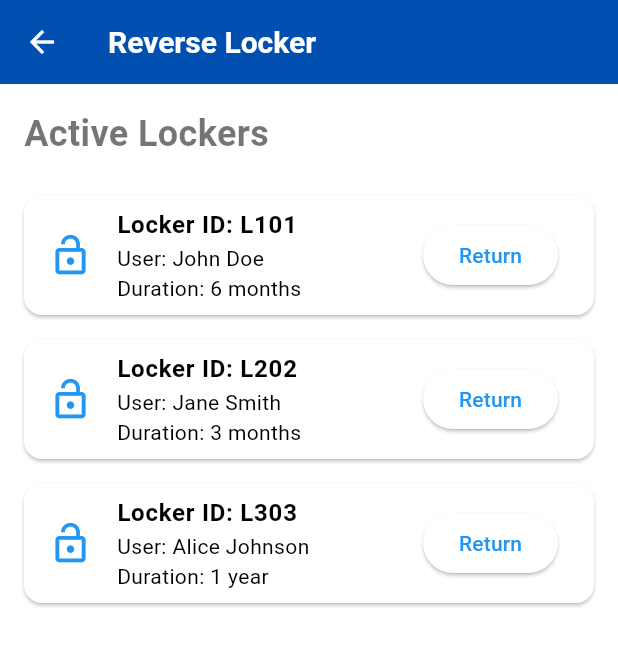
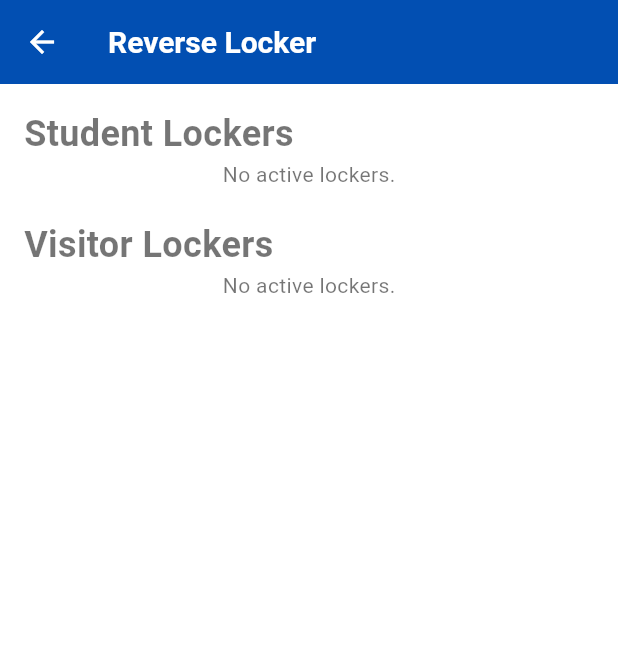
Before and after one commit to ShRudra88/locker_management, a Flutter app: the ReverseLockerPage screen opened by its route, on a phone screen of 412 x 824 dp. Shown: the top 646 px of the screen. Run offline on Flutter 3.47's test engine with Material 3 defaults, Android fonts, the phone set to English and light mode, and no system bars; our stand-ins replace cloud_firestore, firebase_auth, firebase_core, get; accounts and stored records are empty.

Commit message:
update for user(student and visitor)

```diff
--- a/lib/views/student/my_revervation_page.dart
+++ b/lib/views/student/my_revervation_page.dart
@@ -12,7 +12,7 @@ class MyReservationsPage extends StatelessWidget {
   @override
   Widget build(BuildContext context) {
     return Scaffold(
-      appBar: AppBar(title: Text('My Reservations')),
+      appBar: AppBar(title: const Text('My Reservations')),
       body: Padding(
         padding: const EdgeInsets.all(12.0),
         child: ListView.builder(
@@ -28,8 +28,8 @@ class MyReservationsPage extends StatelessWidget {
                   onPressed: () {
                     Get.snackbar('Cancelled', 'Locker ${locker['id']} reservation cancelled!');
                   },
-                  child: Text('Cancel'),
                   style: ElevatedButton.styleFrom(backgroundColor: Colors.red),
+                  child: const Text('Cancel'),
                 ),
               ),
             );
--- a/lib/views/student/reserve_locker.dart
+++ b/lib/views/student/reserve_locker.dart
@@ -1,38 +1,104 @@
+import 'package:cloud_firestore/cloud_firestore.dart';
 import 'package:flutter/material.dart';
 import 'package:get/get.dart';
 
-class ReserveLockerPage extends StatelessWidget {
-  final List<Map<String, dynamic>> lockers = [
-    {'id': 'L1', 'size': 'Medium', 'location': 'Hall A', 'available': true},
-    {'id': 'L2', 'size': 'Large', 'location': 'Hall B', 'available': false},
-    {'id': 'L3', 'size': 'Small', 'location': 'Hall C', 'available': true},
-  ];
+class ReverseLockerPage extends StatelessWidget {
+  final FirebaseFirestore _firestore = FirebaseFirestore.instance;
+
+  Future<void> returnLocker(String lockerId) async {
+    try {
+      await _firestore.collection('lockers').doc(lockerId).update({
+        'status': 'available',
+        'reservedBy': null,
+        'reservedUntil': null,
+        'userName': null,
+      });
+
+      Get.snackbar('Success', 'Locker $lockerId returned successfully!');
+    } catch (e) {
+      Get.snackbar('Error', 'Failed to return locker: $e');
+    }
+  }
+
+  Widget buildLockerList(String lockerType) {
+    return StreamBuilder(
+      stream: _firestore.collection('lockers').where('type', isEqualTo: lockerType).where('status', isEqualTo: 'reserved').snapshots(),
+      builder: (context, AsyncSnapshot<QuerySnapshot> snapshot) {
+        if (!snapshot.hasData) {
+          return const Center(child: CircularProgressIndicator());
+        }
+
+        var lockers = snapshot.data!.docs;
+
+        if (lockers.isEmpty) {
+          return const Center(child: Text('No active lockers.'));
+        }
+
+        return ListView.builder(
+          shrinkWrap: true,
+          physics: const NeverScrollableScrollPhysics(),
+          itemCount: lockers.length,
+          itemBuilder: (context, index) {
+            var locker = lockers[index];
+            String lockerId = locker.id;
+            String userName = locker['userName'] ?? 'Unknown';
+            String duration = locker['reservedUntil'] ?? 'Unknown';
+
+            return Card(
+              margin: const EdgeInsets.symmetric(vertical: 8.0),
+              child: ListTile(
+                leading: const Icon(Icons.lock_open, color: Colors.blue, size: 30),
+                title: Text('Locker ID: $lockerId', style: const TextStyle(fontWeight: FontWeight.bold)),
+                subtitle: Text('User: $userName\nExpires on: $duration'),
+                trailing: ElevatedButton(
+                  onPressed: () {
+                    showDialog(
+                      context: context,
+                      builder: (context) {
+                        return AlertDialog(
+                          title: const Text('Confirm Return'),
+                          content: Text('Are you sure you want to return Locker $lockerId?'),
+                          actions: [
+                            TextButton(
+                              onPressed: () => Navigator.pop(context),
+                              child: const Text('Cancel'),
+                            ),
+                            ElevatedButton(
+                              onPressed: () {
+                                Navigator.pop(context);
+                                returnLocker(lockerId);
+                              },
+                              child: const Text('Confirm'),
+                            ),
+                          ],
+                        );
+                      },
+                    );
+                  },
+                  child: const Text('Return'),
+                ),
+              ),
+            );
+          },
+        );
+      },
+    );
+  }
 
   @override
   Widget build(BuildContext context) {
     return Scaffold(
-      appBar: AppBar(title: Text('Reserve a Locker')),
+      appBar: AppBar(title: const Text('Reverse Locker')),
       body: Padding(
-        padding: const EdgeInsets.all(12.0),
-        child: ListView.builder(
-          itemCount: lockers.length,
-          itemBuilder: (context, index) {
-            var locker = lockers[index];
-            return Card(
-              child: ListTile(
-                title: Text('Locker ${locker['id']}'),
-                subtitle: Text('Size: ${locker['size']} - Location: ${locker['location']}'),
-                trailing: locker['available']
-                    ? ElevatedButton(
-                  onPressed: () {
-                    Get.snackbar('Success', 'Locker ${locker['id']} reserved!');
-                  },
-                  child: Text('Reserve'),
-                )
-                    : Icon(Icons.lock, color: Colors.red),
-              ),
-            );
-          },
+        padding: const EdgeInsets.all(16.0),
+        child: ListView(
+          children: [
+            const Text('Student Lockers', style: TextStyle(fontSize: 24, fontWeight: FontWeight.bold)),
+            buildLockerList('student'),
+            const SizedBox(height: 20),
+            const Text('Visitor Lockers', style: TextStyle(fontSize: 24, fontWeight: FontWeight.bold)),
+            buildLockerList('visitor'),
+          ],
         ),
       ),
     );
--- a/lib/views/student/student_dashboard.dart
+++ b/lib/views/student/student_dashboard.dart
@@ -37,13 +37,13 @@ class StudentDashboard extends StatelessWidget {
                       Get.toNamed('/my-reservations');
                     },
                   ),
-                  ListTile(
+                  /*ListTile(
                     leading: const Icon(Icons.notifications),
                     title: const Text('Notifications'),
                     onTap: () {
                       // Navigate to notifications page
                     },
-                  ),
+                  ),*/
                 ],
               ),
             ),
--- a/lib/views/visitor/reserve_locker.dart
+++ /dev/null
@@ -1,92 +0,0 @@
-import 'package:flutter/material.dart';
-
-class ReverseLockerPage extends StatelessWidget {
-  final List<Map<String, dynamic>> activeLockers = [
-    {'lockerId': 'L101', 'user': 'John Doe', 'duration': '6 months'},
-    {'lockerId': 'L202', 'user': 'Jane Smith', 'duration': '3 months'},
-    {'lockerId': 'L303', 'user': 'Alice Johnson', 'duration': '1 year'},
-  ];
-
-  @override
-  Widget build(BuildContext context) {
-    return Scaffold(
-      appBar: AppBar(
-        title: Text('Reverse Locker'),
-      ),
-      body: Padding(
-        padding: const EdgeInsets.all(16.0),
-        child: Column(
-          crossAxisAlignment: CrossAxisAlignment.start,
-          children: [
-            Text(
-              'Active Lockers',
-              style: TextStyle(fontSize: 24, fontWeight: FontWeight.bold),
-            ),
-            SizedBox(height: 16),
-            Expanded(
-              child: ListView.builder(
-                itemCount: activeLockers.length,
-                itemBuilder: (context, index) {
-                  final locker = activeLockers[index];
-                  return Card(
-                    margin: EdgeInsets.symmetric(vertical: 8.0),
-                    child: ListTile(
-                      leading: Icon(
-                        Icons.lock_open,
-                        color: Colors.blue,
-                        size: 30,
-                      ),
-                      title: Text(
-                        'Locker ID: ${locker['lockerId']}',
-                        style: TextStyle(fontWeight: FontWeight.bold),
-                      ),
-                      subtitle: Text(
-                        'User: ${locker['user']}\nDuration: ${locker['duration']}',
-                      ),
-                      trailing: ElevatedButton(
-                        onPressed: () {
-                          // Add functionality to reverse locker here
-                          showDialog(
-                            context: context,
-                            builder: (context) {
-                              return AlertDialog(
-                                title: Text('Confirm Return'),
-                                content: Text(
-                                    'Are you sure you want to return Locker ${locker['lockerId']}?'),
-                                actions: [
-                                  TextButton(
-                                    onPressed: () {
-                                      Navigator.pop(context);
-                                    },
-                                    child: Text('Cancel'),
-                                  ),
-                                  ElevatedButton(
-                                    onPressed: () {
-                                      Navigator.pop(context);
-                                      // Logic to reverse locker goes here
-                                      ScaffoldMessenger.of(context)
-                                          .showSnackBar(SnackBar(
-                                        content: Text(
-                                            'Locker ${locker['lockerId']} returned successfully!'),
-                                      ));
-                                    },
-                                    child: Text('Confirm'),
-                                  ),
-                                ],
-                              );
-                            },
-                          );
-                        },
-                        child: Text('Return'),
-                      ),
-                    ),
-                  );
-                },
-              ),
-            ),
-          ],
-        ),
-      ),
-    );
-  }
-}
```
Also changed, not shown: lib/controllers/auth_controller.dart (+6 -13 lines), lib/main.dart (+6 -6 lines), lib/controllers/locker_controller.dart (deleted), lib/controllers/reservation_controller.dart (deleted), lib/helping_widgets/custom_button.dart (deleted), lib/helping_widgets/theme_data.dart (renamed from lib/theme_data.dart).
